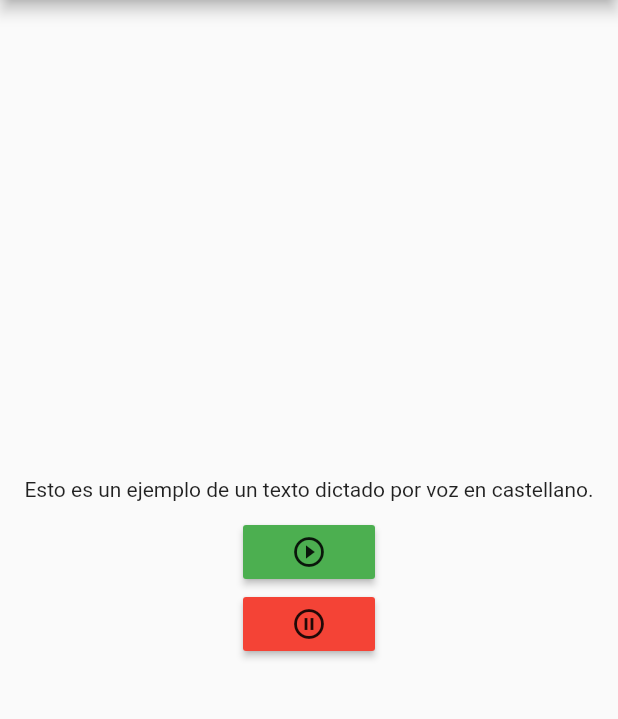
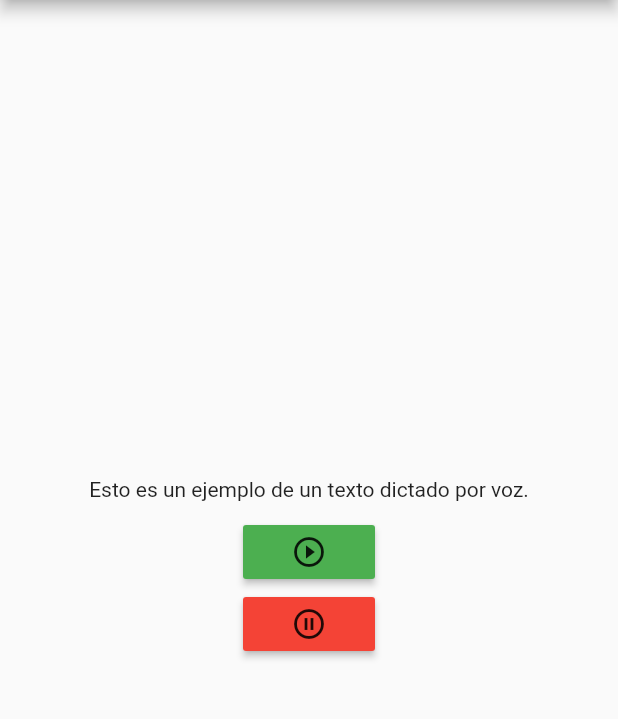
Before and after one commit to idoia98/Text-To-Speech, a Flutter app: the screen it shows after launch, on a phone screen of 412 x 824 dp, the part 84-803 px from its top. Run offline on Flutter 3.47's test engine with Material 2 defaults, Android fonts, the phone set to English and light mode, and no system bars; missing offline and left inert: flutter_text_to_speech.

Commit message:
Añadido linkvideo.txt

```diff
--- a/lib/screens/home_page.dart
+++ b/lib/screens/home_page.dart
@@ -13,8 +13,7 @@ class MyHomePage extends StatefulWidget {
 class _MyHomePageState extends State<MyHomePage> {
   VoiceController _voiceController;
 
-  String text = 'Esto es un ejemplo de un texto dictado por voz en castellano.';
-  double volumen = 0.5;
+  String text = 'Esto es un ejemplo de un texto dictado por voz.';
 
   @override
   void initState() {
```
